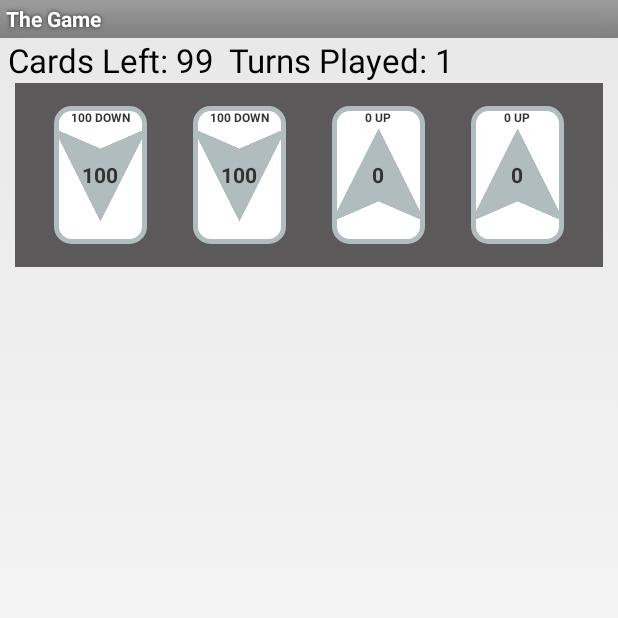
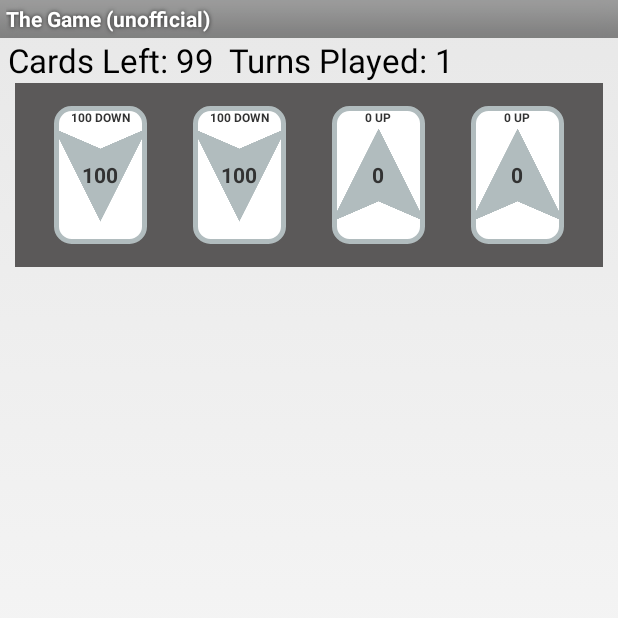
Before and after one commit to drewkoester/TheGame, an Android app: the screen it shows after launch (MainActivity), after a tap on "Start Game", on a phone screen of 412 x 824 dp, the top half of it. Run offline under Robolectric (Android 15) with nearby library versions, the phone set to English and light mode, and no system bars; our stand-ins replace AdMob.

Commit message:
Added AdMob

```diff
--- a/app/src/main/java/com/dkstuff/random/thegame/HomeActivity.java
+++ b/app/src/main/java/com/dkstuff/random/thegame/HomeActivity.java
@@ -17,7 +17,7 @@ public class HomeActivity extends Activity {
         setContentView(R.layout.activity_home);
 
         mInterstitialAd = new InterstitialAd(this);
-        mInterstitialAd.setAdUnitId("ca-app-pub-3940256099942544/1033173712");
+        mInterstitialAd.setAdUnitId(getString(R.string.banner_ad_unit_id));
         setupAdStuff();
 
         /* Start Game. */
@@ -54,7 +54,7 @@ public class HomeActivity extends Activity {
     private void setupAdStuff(){
         AdView mAdView = (AdView) findViewById(R.id.adView);
         AdRequest adRequest = new AdRequest.Builder()
-                .addTestDevice("ca-app-pub-3940256099942544/1033173712")
+                .addTestDevice(getString(R.string.banner_ad_unit_id))
                 .build();
         mAdView.loadAd(adRequest);
     }
--- a/app/src/main/java/com/dkstuff/random/thegame/MainActivity.java
+++ b/app/src/main/java/com/dkstuff/random/thegame/MainActivity.java
@@ -124,7 +124,7 @@ public class MainActivity extends Activity implements OnDragListener, View.OnLon
 
             case 1:
                 Log.d(TAG, "Easy");
-                deckSize = 9; //48
+                deckSize = 49; //9
                 easyMode = true;
                 break;
         }
--- a/app/src/main/res/layout/activity_home.xml
+++ b/app/src/main/res/layout/activity_home.xml
@@ -57,7 +57,7 @@
         android:layout_centerHorizontal="true"
         android:layout_alignParentBottom="true"
         ads:adSize="BANNER"
-        ads:adUnitId="ca-app-pub-3940256099942544/6300978111"
+        ads:adUnitId="ca-app-pub-6461758675285520/9269733295"
         android:layout_gravity="center_horizontal|bottom">
     </com.google.android.gms.ads.AdView>
 </RelativeLayout>
--- a/app/src/main/res/values/strings.xml
+++ b/app/src/main/res/values/strings.xml
@@ -1,11 +1,12 @@
 <?xml version="1.0" encoding="utf-8"?>
 <resources>
 
-    <string name="app_name">The Game</string>
+    <string name="app_name">The Game (unofficial)</string>
     <string name="action_settings">Settings</string>
     <string name="remaining_cards">Cards Played:</string>
     <!--todo replace with real ad unit id -->
-    <string name="banner_ad_unit_id">ca-app-pub-3940256099942544/6300978111</string>
+    <string name="banner_ad_unit_id_fake">ca-app-pub-3940256099942544/6300978111</string>
+    <string name="banner_ad_unit_id">ca-app-pub-6461758675285520/9269733295</string>
     <string name="timerVal">00:00:00</string>
 
     <!--Button Labels-->
```
Also changed, not shown: 1 other file.
